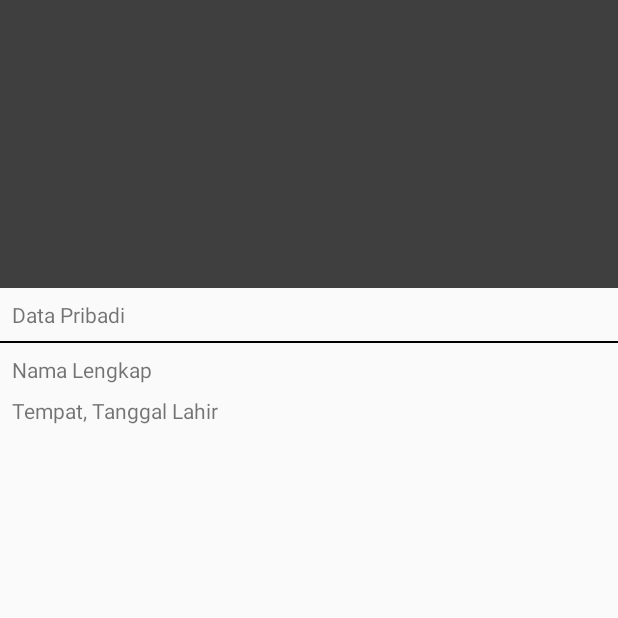
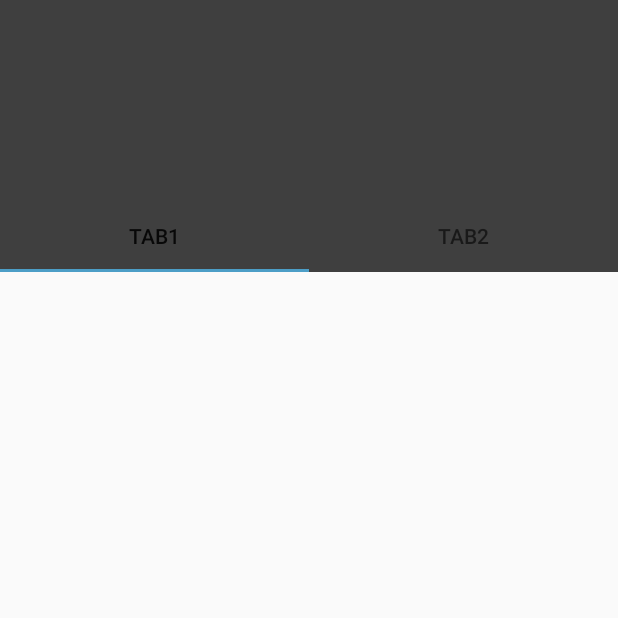
Before and after one commit to Reznoff/iSolution-Rev2, an Android app: the ProfileActivity screen opened directly, with no data from a screen before it, on a phone screen of 412 x 824 dp, the top half of it. Run offline under Robolectric (Android 15) with nearby library versions, the light colour scheme and no system bars; our stand-ins replace Picasso; libraries missing offline, so code that uses them is left out: org.jetbrains.anko; pictures from the network do not load; 2 statements that could not run were skipped.

Commit message:
Profile Test

```diff
--- a/app/build.gradle
+++ b/app/build.gradle
@@ -42,6 +42,11 @@ dependencies {
     implementation 'com.github.PhilJay:MPAndroidChart:v3.0.3'
     implementation 'com.google.code.gson:gson:2.8.5'
     implementation 'com.squareup.picasso:picasso:2.71828'
+    implementation 'org.jetbrains.kotlinx:kotlinx-coroutines-android:1.0.1'
+    implementation 'org.jetbrains.kotlinx:kotlinx-coroutines-core:1.0.1'
+    implementation "org.jetbrains.anko:anko-coroutines:$anko_version"
+    implementation "org.jetbrains.anko:anko-commons:$anko_version"
+    implementation "org.jetbrains.anko:anko:$anko_version"
     testImplementation 'junit:junit:4.12'
     testImplementation 'org.mockito:mockito-core:2.22.0'
     androidTestImplementation 'com.android.support.test:runner:1.0.2'
--- a/app/src/main/AndroidManifest.xml
+++ b/app/src/main/AndroidManifest.xml
@@ -6,6 +6,8 @@
     <uses-permission android:name="android.permission.GET_ACCOUNTS" />
     <uses-permission android:name="android.permission.READ_PROFILE" />
     <uses-permission android:name="android.permission.READ_CONTACTS" />
+    <uses-permission android:name="android.permission.INTERNET"/>
+    <uses-permission android:name="android.permission.ACCESS_NETWORK_STATE"/>
 
     <application
         android:allowBackup="true"
@@ -36,7 +38,7 @@
             android:name=".view.activity.LoginActivity"
             android:label="@string/title_activity_login" />
         <activity android:name=".view.activity.AboutActivity" />
-        <activity android:name=".view.profile.ProfileActivity"></activity>
+        <activity android:name=".view.activity.ProfileActivity"></activity>
     </application>
 
 </manifest>
--- a/app/src/main/java/com/example/kemalmaulana/isolution/model/content/Profile.kt
+++ b/app/src/main/java/com/example/kemalmaulana/isolution/model/content/Profile.kt
@@ -79,6 +79,7 @@ data class Profile(
 
         @SerializedName("terakhir_ubah")
         val terakhirUbah: String? = null
+
 ) : Parcelable {
 
     constructor(parcel: Parcel) : this(
--- /dev/null
+++ b/app/src/main/java/com/example/kemalmaulana/isolution/model/response/ProfileResponse.kt
@@ -0,0 +1,6 @@
+package com.example.kemalmaulana.isolution.model.response
+
+import com.example.kemalmaulana.isolution.model.content.Gambar
+import com.example.kemalmaulana.isolution.model.content.Profile
+
+data class ProfileResponse(val profil: Profile, val gambar: Gambar)
--- /dev/null
+++ b/app/src/main/java/com/example/kemalmaulana/isolution/presenter/ProfilePresenter.kt
@@ -0,0 +1,27 @@
+package com.example.kemalmaulana.isolution.presenter
+
+import com.example.kemalmaulana.isolution.model.repository.ApiLink
+import com.example.kemalmaulana.isolution.model.repository.ApiRepository
+import com.example.kemalmaulana.isolution.model.response.ProfileResponse
+import com.example.kemalmaulana.isolution.view.profile.`interface`.ProfileView
+import com.google.gson.Gson
+import kotlinx.coroutines.CoroutineScope
+import kotlinx.coroutines.Dispatchers
+import kotlinx.coroutines.async
+import org.jetbrains.anko.coroutines.experimental.bg
+import kotlinx.coroutines.launch
+
+class ProfilePresenter(private val apiRepository: ApiRepository, private val gson: Gson, private val view: ProfileView) {
+
+    fun getProfileData(nis: String) {
+        view.showLoading()
+        CoroutineScope(Dispatchers.Main).async {
+            val profileData = bg {
+                gson.fromJson(apiRepository.doRequest(ApiLink.getProfileSiswa(nis)), ProfileResponse::class.java)
+            }
+            view.getData(profileData.await().profil, profileData.await().gambar)
+            view.hideLoading()
+        }
+    }
+
+}
--- a/app/src/main/java/com/example/kemalmaulana/isolution/view/activity/LoginActivity.kt
+++ b/app/src/main/java/com/example/kemalmaulana/isolution/view/activity/LoginActivity.kt
@@ -13,8 +13,8 @@ import kotlinx.android.synthetic.main.activity_login.*
 
 class LoginActivity : AppCompatActivity() {
 
-    private val authUser: String = "0996"
-    private val authPass: String = "0996"
+    private val authUser: String = "999001"
+    private val authPass: String = "999001"
 
     override fun onCreate(savedInstanceState: Bundle?) {
         super.onCreate(savedInstanceState)
--- /dev/null
+++ b/app/src/main/java/com/example/kemalmaulana/isolution/view/activity/ProfileActivity.kt
@@ -0,0 +1,52 @@
+package com.example.kemalmaulana.isolution.view.activity
+
+import android.content.Context
+import android.support.v7.app.AppCompatActivity
+import android.os.Bundle
+import android.util.Log
+import com.example.kemalmaulana.isolution.R
+import com.example.kemalmaulana.isolution.model.UserSession
+import com.example.kemalmaulana.isolution.model.content.Gambar
+import com.example.kemalmaulana.isolution.model.content.Profile
+import com.example.kemalmaulana.isolution.model.repository.ApiRepository
+import com.example.kemalmaulana.isolution.presenter.ProfilePresenter
+import com.example.kemalmaulana.isolution.view.profile.`interface`.ProfileView
+import com.example.kemalmaulana.isolution.utils.genderParser
+import com.google.gson.Gson
+import com.squareup.picasso.Picasso
+import kotlinx.android.synthetic.main.activity_profile.*
+
+class ProfileActivity : AppCompatActivity(), ProfileView {
+
+    val nis: String by lazy {
+        val session = getSharedPreferences(UserSession.PREF_NAME, Context.MODE_PRIVATE)
+        session.getString("NIS", null)
+    }
+
+    override fun onCreate(savedInstanceState: Bundle?) {
+        super.onCreate(savedInstanceState)
+        setContentView(R.layout.activity_profile)
+
+        val presenter = ProfilePresenter(ApiRepository(), Gson(), this)
+        presenter.getProfileData(nis)
+    }
+
+    override fun showLoading() {
+
+    }
+
+    override fun hideLoading() {
+
+    }
+
+    override fun getData(profile: Profile, gambar: Gambar) {
+        Picasso.get().load("https:${gambar.photo}").into(imgProfile)
+        txtNis.text = profile.nis
+        txtNama.text = profile.namaLengkap
+        txtAlamat.text = profile.alamat
+        txtJenisKelamin.text = genderParser(profile.jenisKelamin)
+
+        Log.d("NIS", profile.nis.toString())
+        Log.d("image", gambar.photo.toString())
+    }
+}
--- a/app/src/main/java/com/example/kemalmaulana/isolution/view/profile/ProfileActivity.kt
+++ /dev/null
@@ -1,13 +0,0 @@
-package com.example.kemalmaulana.isolution.view.profile
-
-import android.support.v7.app.AppCompatActivity
-import android.os.Bundle
-import com.example.kemalmaulana.isolution.R
-
-class ProfileActivity : AppCompatActivity() {
-
-    override fun onCreate(savedInstanceState: Bundle?) {
-        super.onCreate(savedInstanceState)
-        setContentView(R.layout.activity_profile)
-    }
-}
--- /dev/null
+++ b/app/src/main/java/com/example/kemalmaulana/isolution/view/profile/interface/ProfileView.kt
@@ -0,0 +1,10 @@
+package com.example.kemalmaulana.isolution.view.profile.`interface`
+
+import com.example.kemalmaulana.isolution.model.content.Gambar
+import com.example.kemalmaulana.isolution.model.content.Profile
+
+interface ProfileView {
+    fun showLoading()
+    fun hideLoading()
+    fun getData(profile: Profile, gambar: Gambar)
+}
--- a/app/src/main/res/layout/activity_profile.xml
+++ b/app/src/main/res/layout/activity_profile.xml
@@ -7,12 +7,29 @@
 
     <android.support.design.widget.AppBarLayout
         android:id="@+id/appbar"
-        android:layout_height="192dp"
+        android:layout_height="wrap_content"
         android:layout_width="match_parent">
+
+        <android.support.design.widget.CollapsingToolbarLayout
+            android:layout_width="match_parent"
+            android:layout_height="match_parent"
+            android:fitsSystemWindows="true"
+            android:padding="8dp"
+            app:contentScrim="?attr/colorPrimary"
+            app:expandedTitleMarginEnd="64dp"
+            app:expandedTitleMarginStart="48dp"
+            app:layout_scrollFlags="scroll|exitUntilCollapsed">
+
+            <android.support.v7.widget.Toolbar
+                android:layout_width="match_parent"
+                android:layout_height="?attr/actionBarSize"
+                app:layout_collapseMode="pin"
+                app:layout_scrollFlags="scroll|enterAlways" />
 
             <android.support.constraint.ConstraintLayout
                 android:layout_width="match_parent"
-            android:layout_height="wrap_content">
+                android:layout_height="match_parent"
+                android:visibility="visible">
 
                 <ImageView
                     android:id="@+id/imgProfile"
@@ -68,87 +85,34 @@
                     app:layout_constraintStart_toEndOf="@+id/imgProfile"
                     app:layout_constraintTop_toBottomOf="@+id/txtAlamat"
                     tools:text="Perempuan" />
+
             </android.support.constraint.ConstraintLayout>
 
-        <android.support.design.widget.CollapsingToolbarLayout
-            android:layout_width="match_parent"
-            android:layout_height="match_parent"
-            app:contentScrim="?attr/colorPrimary"
-            app:layout_scrollFlags="scroll|exitUntilCollapsed"
-            app:toolbarId="@+id/toolbar">
-
-            <android.support.v7.widget.Toolbar
-                android:id="@+id/toolbar"
-                android:layout_width="match_parent"
-                android:layout_height="?attr/actionBarSize" />
         </android.support.design.widget.CollapsingToolbarLayout>
 
+
+        <android.support.design.widget.TabLayout
+            android:id="@+id/tabs"
+            android:layout_width="match_parent"
+            android:layout_height="wrap_content"
+            app:tabMode="fixed">
+
+            <android.support.design.widget.TabItem
+                android:layout_height="wrap_content"
+                android:layout_width="wrap_content"
+                android:text="Tab1" />
+
+            <android.support.design.widget.TabItem
+                android:layout_height="wrap_content"
+                android:layout_width="wrap_content"
+                android:text="Tab2" />
+        </android.support.design.widget.TabLayout>
     </android.support.design.widget.AppBarLayout>
 
     <android.support.v4.widget.NestedScrollView
         android:layout_width="match_parent"
         android:layout_height="match_parent"
-        android:fillViewport="true"
         app:layout_behavior="android.support.design.widget.AppBarLayout$ScrollingViewBehavior">
 
-        <android.support.constraint.ConstraintLayout
-            android:layout_width="match_parent"
-            android:layout_height="match_parent"
-            tools:context=".view.profile.ProfileActivity">
-
-            <android.support.constraint.ConstraintLayout
-                android:layout_width="0dp"
-                android:layout_height="359dp"
-                app:layout_constraintEnd_toEndOf="parent"
-                app:layout_constraintStart_toStartOf="parent"
-                app:layout_constraintTop_toTopOf="parent">
-
-                <TextView
-                    android:id="@+id/textView40"
-                    android:layout_width="wrap_content"
-                    android:layout_height="wrap_content"
-                    android:layout_marginStart="8dp"
-                    android:layout_marginTop="8dp"
-                    android:text="Data Pribadi"
-                    app:layout_constraintStart_toStartOf="parent"
-                    app:layout_constraintTop_toTopOf="parent" />
-
-                <View
-                    android:id="@+id/view7"
-                    android:layout_width="wrap_content"
-                    android:layout_height="1dp"
-                    android:layout_marginTop="8dp"
-                    android:background="@color/black"
-                    app:layout_constraintEnd_toEndOf="parent"
-                    app:layout_constraintStart_toStartOf="parent"
-                    app:layout_constraintTop_toBottomOf="@+id/textView40" />
-
-                <TextView
-                    android:id="@+id/textView43"
-                    android:layout_width="wrap_content"
-                    android:layout_height="wrap_content"
-                    android:layout_marginStart="8dp"
-                    android:layout_marginTop="8dp"
-                    android:text="Nama Lengkap"
-                    app:layout_constraintStart_toStartOf="parent"
-                    app:layout_constraintTop_toBottomOf="@+id/view7" />
-
-                <android.support.constraint.Guideline
-                    android:id="@+id/guideline8"
-                    android:layout_width="wrap_content"
-                    android:layout_height="wrap_content"
-                    android:orientation="vertical"
-                    app:layout_constraintGuide_percent="0.41" />
-
-                <TextView
-                    android:layout_width="wrap_content"
-                    android:layout_height="wrap_content"
-                    android:layout_marginStart="8dp"
-                    android:layout_marginTop="8dp"
-                    android:text="Tempat, Tanggal Lahir"
-                    app:layout_constraintStart_toStartOf="parent"
-                    app:layout_constraintTop_toBottomOf="@+id/textView43" />
-            </android.support.constraint.ConstraintLayout>
-        </android.support.constraint.ConstraintLayout>
     </android.support.v4.widget.NestedScrollView>
 </android.support.design.widget.CoordinatorLayout>
--- a/app/src/main/res/layout/nav_header_main.xml
+++ b/app/src/main/res/layout/nav_header_main.xml
@@ -18,7 +18,6 @@
         android:layout_width="100dp"
         android:layout_height="100dp"
         android:contentDescription="@string/nav_header_desc"
-
         app:srcCompat="@mipmap/ic_launcher" />
 
     <TextView
--- a/app/src/main/res/values/strings.xml
+++ b/app/src/main/res/values/strings.xml
@@ -75,4 +75,6 @@ proident, sunt in culpa qui officia deserunt mollit anim id est laborum.</string
     <string name="keterampilan">Keterampilan</string>
     <string name="dummy_user">Dummy User</string>
     <string name="favorite">Favorite</string>
+    <string name="pribadi">Pribadi</string>
+    <string name="orang_tua">Orang Tua</string>
 </resources>
--- a/build.gradle
+++ b/build.gradle
@@ -1,7 +1,8 @@
 // Top-level build file where you can add configuration options common to all sub-projects/modules.
 
 buildscript {
-    ext.kotlin_version = '1.2.71'
+    ext.kotlin_version = '1.3.0'
+    ext.anko_version = '0.10.8'
     repositories {
         google()
         jcenter()
```
Also changed, not shown: app/src/main/java/com/example/kemalmaulana/isolution/model/content/Gambar.kt (added, +8 -0 lines), app/src/main/java/com/example/kemalmaulana/isolution/utils/StringUtils.kt (added, +9 -0 lines), app/src/main/java/com/example/kemalmaulana/isolution/view/activity/MainActivity.kt (+45 -8 lines), app/src/main/java/com/example/kemalmaulana/isolution/view/profile/fragment/ProfileOrangTuaFragment.kt (added, +22 -0 lines), app/src/main/java/com/example/kemalmaulana/isolution/view/profile/fragment/ProfilePribadiFragment.kt (added, +22 -0 lines), app/src/main/res/layout/fragment_profile_orang_tua.xml (added, +9 -0 lines), app/src/main/res/layout/fragment_profile_probadi.xml (added, +8 -0 lines). Lines whose indentation alone changed are shown as unchanged.
